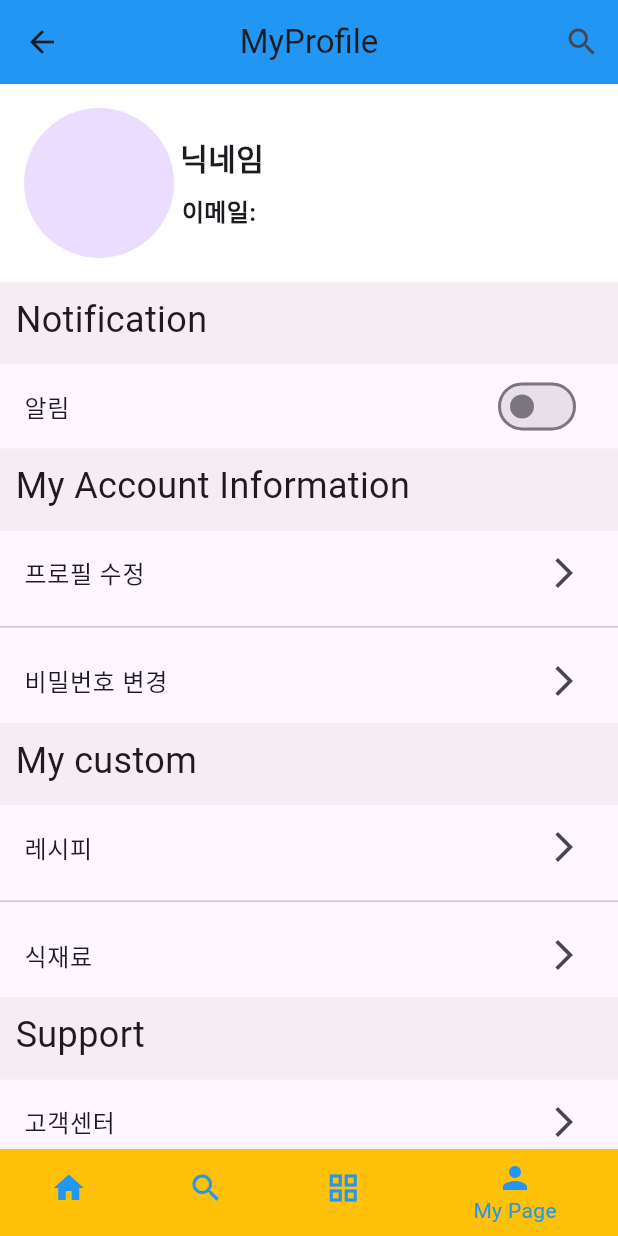
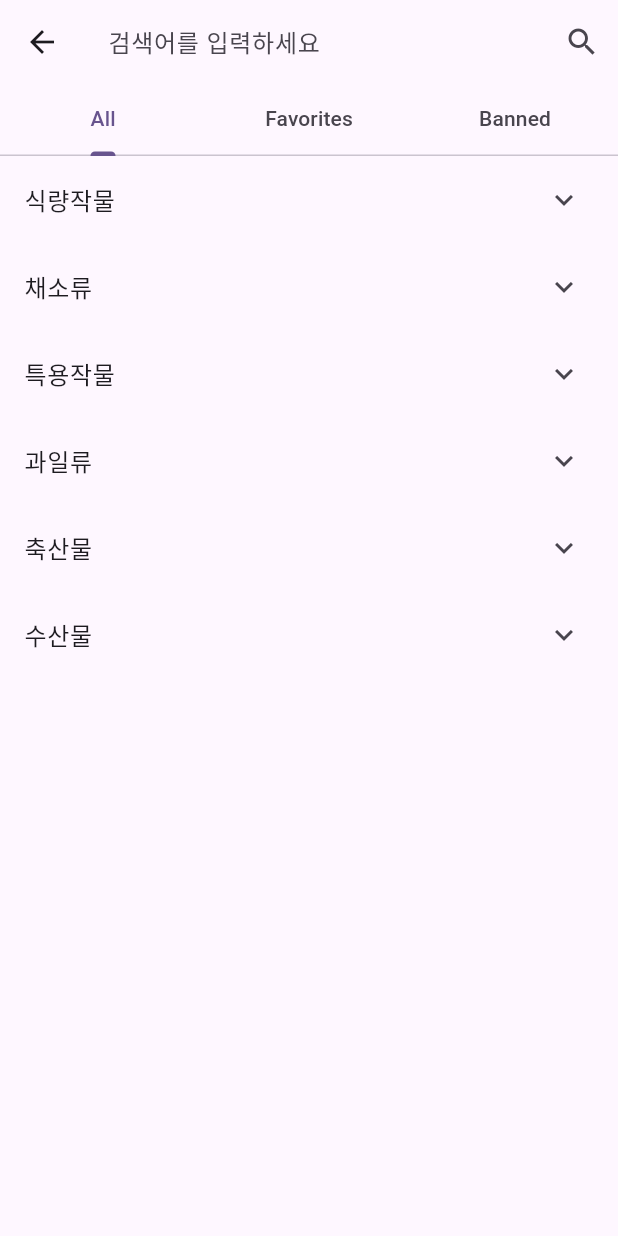
Before and after one commit to sku-sw-academy/jibbap-maker-flutter, a Flutter app: the screen it shows after launch, item 4 of the bottom bar chosen, after a tap on "식재료", on a phone screen of 412 x 824 dp. Run offline on Flutter 3.47's test engine with Material 3 defaults, Android fonts, the light colour scheme and no system bars; our stand-ins replace email_validator, firebase_core, sqflite; missing offline and left inert: mysql_client; accounts and stored records are empty; network calls fail.

Commit message:
add prefer

```diff
--- a/lib/home/homepage.dart
+++ b/lib/home/homepage.dart
@@ -38,7 +38,7 @@ class _MyHomePageState extends State<MyHomePage> {
       body: ListView(
         children: [
           Container(
-            margin: EdgeInsets.all(screenWidth / 27),
+            margin: EdgeInsets.all(screenWidth / 40),
             child: Row(
               children: [
                 Expanded(
@@ -50,6 +50,7 @@ class _MyHomePageState extends State<MyHomePage> {
                       children: [
                         Row(
                           children: [
+                            //SizedBox(width: screenWidth / 90,),
                             ToggleButtons(
                               isSelected: [isSelected, !isSelected],
                               onPressed: (index) {
@@ -57,18 +58,19 @@ class _MyHomePageState extends State<MyHomePage> {
                                   isSelected = index == 0 ? true : false;
                                 });
                               },
-                              borderRadius: BorderRadius.circular(20),
+                              borderRadius: BorderRadius.circular(17),
                               constraints: BoxConstraints.tightFor(
-                                width: screenWidth / 6.5,
-                                height: screenHeight / 18.5,
+                                width: screenWidth / 6.2,
+                                height: screenHeight / 20.5,
                               ),
                               children: [
-                                Text("알뜰"),
-                                Text("맞춤")
+                                Text("알뜰 소비"),
+                                Text("맞춤 가격")
                               ],
                             ),
+
                             IconButton(
-                              icon: Icon(Icons.arrow_forward_ios),
+                              icon: Icon(Icons.list),
                               onPressed: () {
                                 // 아이콘 버튼이 눌렸을 때 실행될 코드 추가
                               },
@@ -81,8 +83,24 @@ class _MyHomePageState extends State<MyHomePage> {
                               children: [
                                Expanded(
                                 child: ListTile(
-                                  leading: Icon(Icons.favorite),
-                                  title: Text('사과'),
+                                  title:
+                                  Row(
+                                  children: [
+                                    Text(
+                                      "1. 감자",
+                                      style: TextStyle(fontSize: 20, color: Colors.black, fontWeight: FontWeight.bold),
+                                    ),
+
+                                    SizedBox(width: screenWidth / 35,),
+
+                                    Text(
+                                      "-36.8",
+                                      style: TextStyle(fontSize: 15, color: Colors.blue, fontWeight: FontWeight.bold),
+                                    ),
+                                    Icon(Icons.arrow_downward, color: Colors.blue,),
+                                  ],
+                                ),
+
                                   tileColor: Colors.red[100],
                                 ),
                               ),
@@ -127,6 +145,7 @@ class _MyHomePageState extends State<MyHomePage> {
                     ),
                   ),
                 ),
+
                 SizedBox(width: screenWidth / 23),
 
                 Expanded(child:
@@ -214,6 +233,7 @@ class _MyHomePageState extends State<MyHomePage> {
             color: Colors.white70,
             child: Card(
               color: Colors.lightGreenAccent[100],
+              elevation: 5.0,
             ),
           ),
         ],
--- a/lib/mypage/myprofile.dart
+++ b/lib/mypage/myprofile.dart
@@ -1,5 +1,6 @@
 import 'package:flutter/material.dart';
 import 'package:flutter_splim/search/search.dart';
+import 'package:flutter_splim/mypage/prefer.dart';
 
 class MyProfile extends StatefulWidget {
   @override
@@ -71,10 +72,10 @@ class _MyProfileState extends State<MyProfile> {
               width: double.infinity,
               height: screenHeight / 15,
               padding: EdgeInsets.only(left: screenWidth / 40,
-              top: screenHeight / 100),
+              top: screenHeight / 90),
               child: Text(
                 "Notification",
-                style: TextStyle(fontSize: 24),
+                style: TextStyle(fontSize: 20),
               ),
 
             ),
@@ -94,10 +95,10 @@ class _MyProfileState extends State<MyProfile> {
               width: double.infinity,
               height: screenHeight / 15,
               padding: EdgeInsets.only(left: screenWidth / 40,
-                  top: screenHeight / 100),
+                  top: screenHeight / 90),
               child: Text(
                 "My Account Information",
-                style: TextStyle(fontSize: 24),
+                style: TextStyle(fontSize: 20),
               ),
 
             ),
@@ -125,10 +126,10 @@ class _MyProfileState extends State<MyProfile> {
               width: double.infinity,
               height: screenHeight / 15,
               padding: EdgeInsets.only(left: screenWidth / 40,
-                  top: screenHeight / 100),
+                  top: screenHeight / 90),
               child: Text(
                 "My custom",
-                style: TextStyle(fontSize: 24),
+                style: TextStyle(fontSize: 20),
               ),
 
             ),
@@ -147,7 +148,9 @@ class _MyProfileState extends State<MyProfile> {
                 title: Text("식재료"),
                 trailing: Icon(Icons.arrow_forward_ios),
               onTap: () {
-
+                Navigator.push(context,
+                  MaterialPageRoute(builder: (context) => MyPrefer()),
+                );
               },
             ),
 
@@ -156,10 +159,10 @@ class _MyProfileState extends State<MyProfile> {
               width: double.infinity,
               height: screenHeight / 15,
               padding: EdgeInsets.only(left: screenWidth / 40,
-                  top: screenHeight / 100),
+                  top: screenHeight / 90),
               child: Text(
                 "Support",
-                style: TextStyle(fontSize: 24),
+                style: TextStyle(fontSize: 20),
               ),
 
             ),
@@ -176,19 +179,28 @@ class _MyProfileState extends State<MyProfile> {
 
             Center(
               child: Container(
-                width: screenWidth / 5, // 버튼의 폭 설정
+                width: screenWidth / 3, // 버튼의 폭 설정
                 height: screenHeight / 15,
                 color: Colors.white,
-                margin: EdgeInsets.only(top: screenHeight / 60),
+                margin: EdgeInsets.only(top: screenHeight / 80, bottom: screenHeight / 80),
                 child: ElevatedButton(
                   onPressed: () {
                     // 버튼 동작 추가
                   },
-                  child: Text("Log out", style: TextStyle(color: Colors.black),),
+                  style: ElevatedButton.styleFrom(
+                    // 버튼 패딩
+                    shape: RoundedRectangleBorder(
+                      borderRadius: BorderRadius.circular(10), // 버튼의 모양을 조절하는 부분
+                    ),
+                    textStyle: TextStyle(
+                      fontSize: 16,
+                      fontWeight: FontWeight.bold,
+                    ),
+                  ),
+                  child: Text("Log out", style: TextStyle(color: Colors.black)),
                 ),
               ),
             ),
-
           ],
       ),
     );
--- /dev/null
+++ b/lib/mypage/prefer.dart
@@ -0,0 +1,74 @@
+import 'package:flutter/material.dart';
+import 'package:flutter_splim/mypage/preference/all.dart';
+import 'package:flutter_splim/mypage/preference/favorite.dart';
+import 'package:flutter_splim/mypage/preference/banned.dart';
+
+class MyPrefer extends StatefulWidget {
+  @override
+  _MyPreferState createState() => _MyPreferState();
+}
+
+class _MyPreferState extends State<MyPrefer>{
+  String searchText = '';
+
+  List<String> suggestions = [];
+
+  List<String> getFilteredSuggestions(String searchTerm) {
+    // 입력된 검색어와 일치하는 자동완성 결과를 필터링하여 반환합니다.
+    return suggestions
+        .where((suggestion) =>
+        suggestion.toLowerCase().contains(searchTerm.toLowerCase()))
+        .toList();
+  }
+
+  void handleSearchChange(String searchTerm) {
+    setState(() {
+      searchText = searchTerm;
+    });
+  }
+
+  @override
+  Widget build(BuildContext context) {
+    // TODO: implement build
+    return DefaultTabController(
+        length: 3,
+        child :
+        Scaffold(
+          appBar: AppBar(
+            title: TextField(
+            onChanged: handleSearchChange, // 입력이 변경될 때마다 호출됨
+            decoration: InputDecoration(
+            hintText: "검색어를 입력하세요",
+            border: InputBorder.none,
+          ),
+            style: TextStyle(color: Colors.black), // 검색어 색상 설정
+          ),
+          actions: [
+            IconButton(
+              icon: Icon(Icons.search),
+              onPressed: () {
+              // 검색 버튼이 눌렸을 때 실행되는 동작 추가
+              },
+            ),
+          ],
+            bottom: TabBar(
+               tabs: [
+                Tab(text: 'All'),
+                Tab(text: 'Favorites'),
+                Tab(text: 'Banned'),
+            ],
+            ),
+          ),
+
+          body: TabBarView(
+            children: [
+              IngredientAll(),
+              FavoritePage(),
+              BannedPage()
+            ],
+          ),
+      )
+    );
+  }
+
+}
--- /dev/null
+++ b/lib/mypage/preference/all.dart
@@ -0,0 +1,74 @@
+import 'package:flutter/material.dart';
+
+class IngredientAll extends StatefulWidget {
+  @override
+  _IngredientAllState createState() => _IngredientAllState();
+}
+
+class _IngredientAllState extends State<IngredientAll> {
+  List<String> categories = ['식량작물', '채소류', '특용작물', '과일류', '축산물', '수산물'];
+
+  List<List<String>> _childLists = [
+    ['타일 1', '타일 2'],
+    ['타일 3', '타일 4', '타일 5'],
+    ['타일 6', '타일 7', '타일 8', '타일 9'],
+    ['타일 7', '타일 8', '타일 10'],
+    ['타일 6', '타일 9'],
+    ['타일 6', '타일 7', '타일 8']
+  ];
+
+  // 각 ListTile에 대한 토글 버튼의 상태를 저장하는 3차원 리스트
+  List<List<List<bool>>> isSelect = [];
+
+  @override
+  void initState() {
+    super.initState();
+    for (int i = 0; i < categories.length; i++) {
+      isSelect.add([]);
+      for (int j = 0; j < _childLists[i].length; j++) {
+        isSelect[i].add([false, true, false]); // 중앙 버튼이 초기 선택 상태
+      }
+    }
+  }
+
+  @override
+  Widget build(BuildContext context) {
+    return Scaffold(
+      body: ListView.builder(
+        itemCount: categories.length,
+        itemBuilder: (context, index) {
+          return ExpansionTile(
+            title: Text(categories[index]),
+            children: _childLists[index].asMap().entries.map((entry) {
+              final int subIndex = entry.key;
+              final String childTitle = entry.value;
+              return ListTile(
+                title: Text(childTitle),
+                trailing: ToggleButtons(
+                  isSelected: isSelect[index][subIndex],
+                  onPressed: (toggleIndex) {
+                    setState(() {
+                      for (int i = 0; i < isSelect[index][subIndex].length; i++) {
+                        isSelect[index][subIndex][i] = i == toggleIndex;
+                      }
+                    });
+                  },
+                  borderRadius: BorderRadius.circular(20),
+                  constraints: BoxConstraints.tightFor(
+                    width: 40,
+                    height: 40,
+                  ),
+                  children: [
+                    Icon(Icons.mood_sharp),
+                    Icon(Icons.face),
+                    Icon(Icons.mood_bad),
+                  ],
+                ),
+              );
+            }).toList(),
+          );
+        },
+      ),
+    );
+  }
+}
```
Also changed, not shown: lib/mypage/preference/banned.dart (added, +41 -0 lines), lib/mypage/preference/favorite.dart (added, +41 -0 lines), lib/search/search.dart (+9 -1 lines).
